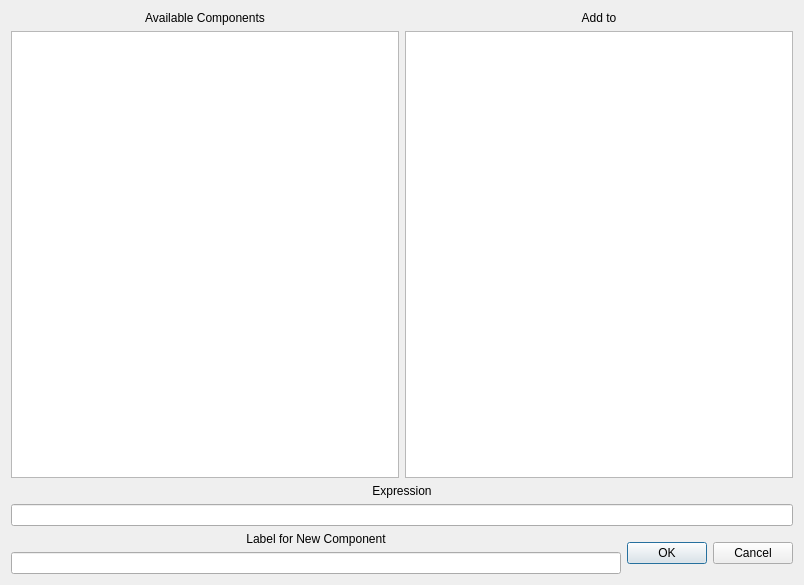
The window that glue/qt/ui/custom_component_widget.ui (glue-viz/glue) describes before a commit, drawn with Qt 5.
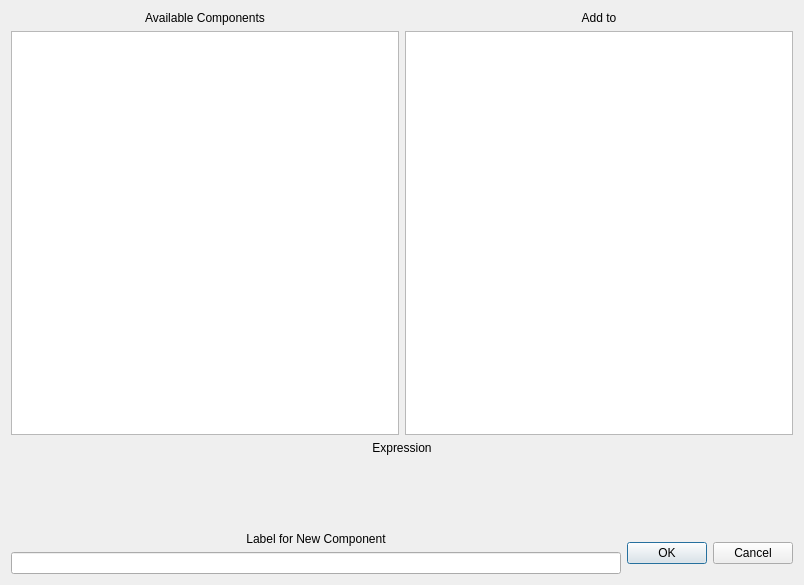
The same window after the commit.

Commit message: Added tab-completion to custom component widget, and make components blue and bold. This is still WIP because the resulting string cannot yet be evaluated (it needs to be de-HTML-ized)

```diff
--- a/glue/qt/ui/custom_component_widget.ui
+++ b/glue/qt/ui/custom_component_widget.ui
@@ -104,14 +104,7 @@
         </widget>
        </item>
        <item>
-        <widget class="QLineEdit" name="expression">
-         <property name="toolTip">
-          <string>Define a new component. E.g. {component_a} - {component_b}</string>
-         </property>
-         <property name="alignment">
-          <set>Qt::AlignCenter</set>
-         </property>
-        </widget>
+        <widget class="QWidget" name="expression_holder" native="true"/>
        </item>
       </layout>
      </item>
```
Left out of the diff: 1 changed line with no effect on the pictures. The commit also changes 2 other files.
